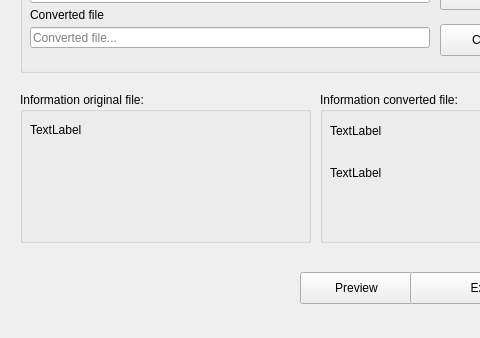
First picture: the form in mainwindow.ui, repository frank1789/LsDynaToAPDL, before the edit; both pictures show x 0 to 480 and y 107 to 445 of the 570 by 445 pixel window.
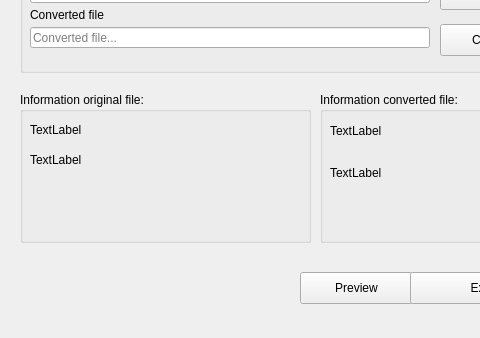
Second picture: the form after the edit.

What changed in the file:
```diff
--- a/mainwindow.ui
+++ b/mainwindow.ui
@@ -160,6 +160,19 @@
       <string>TextLabel</string>
      </property>
     </widget>
+    <widget class="QLabel" name="dimensionfile">
+     <property name="geometry">
+      <rect>
+       <x>10</x>
+       <y>60</y>
+       <width>131</width>
+       <height>16</height>
+      </rect>
+     </property>
+     <property name="text">
+      <string>TextLabel</string>
+     </property>
+    </widget>
    </widget>
    <widget class="QGroupBox" name="groupBox_3">
     <property name="geometry">
```
